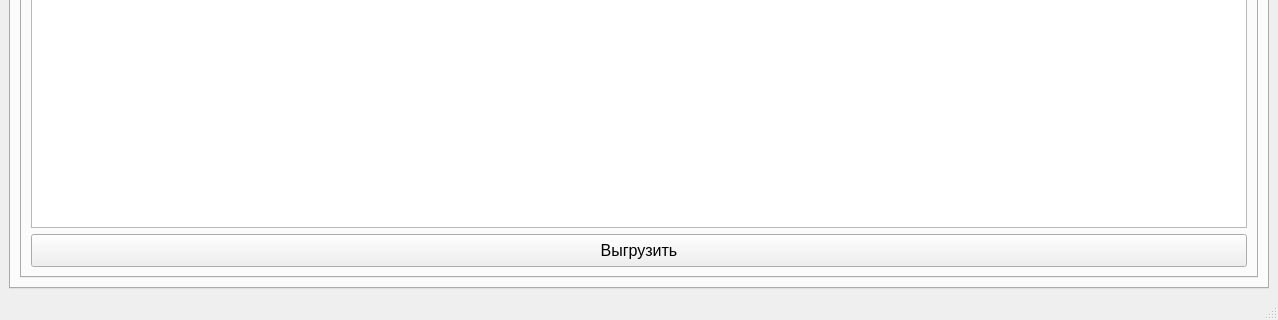
Qt form mydesign.ui (Nokturnalmor/MK_viever) before a commit; both pictures show x 0 to 1278 and y 535 to 855 of the 1278 by 855 pixel window.
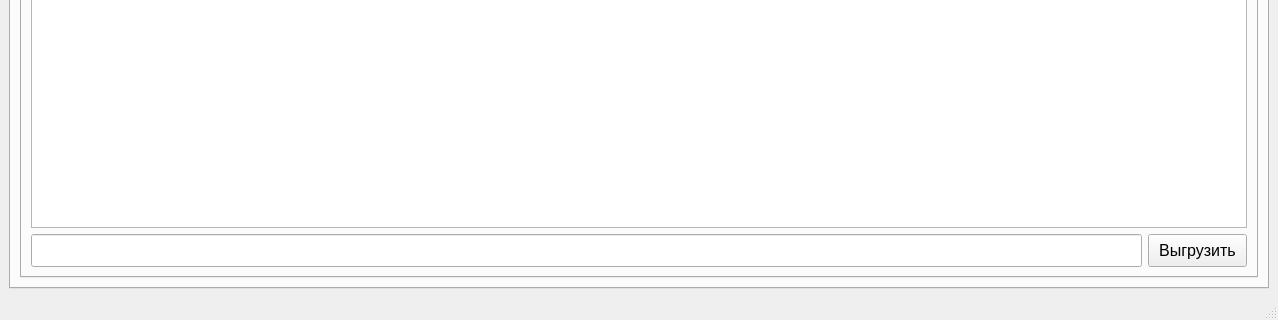
The same form after that commit. The open tabs and pages were chosen to show the change.

Patch:
```diff
--- a/mydesign.ui
+++ b/mydesign.ui
@@ -598,19 +598,37 @@
              <widget class="QTableWidget" name="tbl_otchet"/>
             </item>
             <item>
+             <layout class="QHBoxLayout" name="horizontalLayout_6">
+              <item>
+               <widget class="QLineEdit" name="le_path_save">
+                <property name="minimumSize">
+                 <size>
+                  <width>0</width>
+                  <height>33</height>
+                 </size>
+                </property>
+                <property name="maximumSize">
+                 <size>
+                  <width>16777215</width>
+                  <height>33</height>
+                 </size>
+                </property>
+               </widget>
+              </item>
+              <item>
              <widget class="QPushButton" name="btn_save_txt">
               <property name="enabled">
                <bool>true</bool>
               </property>
               <property name="minimumSize">
                <size>
-                <width>0</width>
+                  <width>99</width>
                 <height>33</height>
                </size>
               </property>
               <property name="maximumSize">
                <size>
-                <width>16777215</width>
+                  <width>99</width>
                 <height>33</height>
                </size>
               </property>
@@ -623,6 +641,8 @@
                <string>Выгрузить</string>
               </property>
              </widget>
+              </item>
+             </layout>
             </item>
            </layout>
           </widget>
```
Left out of the diff: 4 changed lines with no effect on the pictures. Lines whose indentation alone changed are shown as unchanged.
